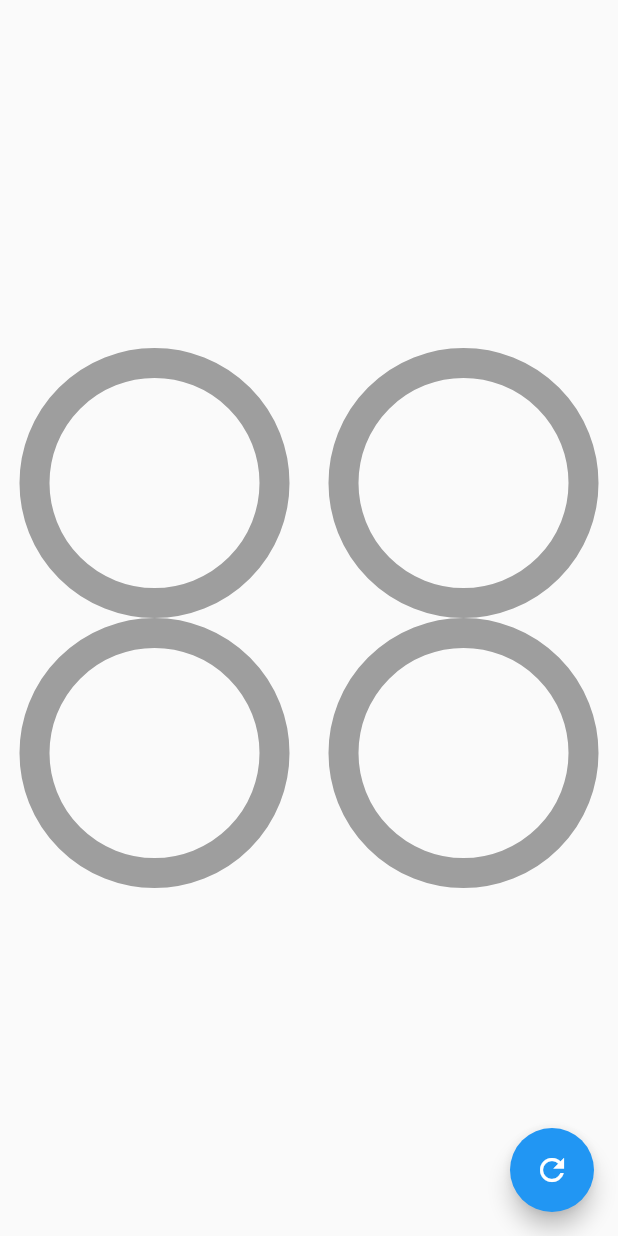
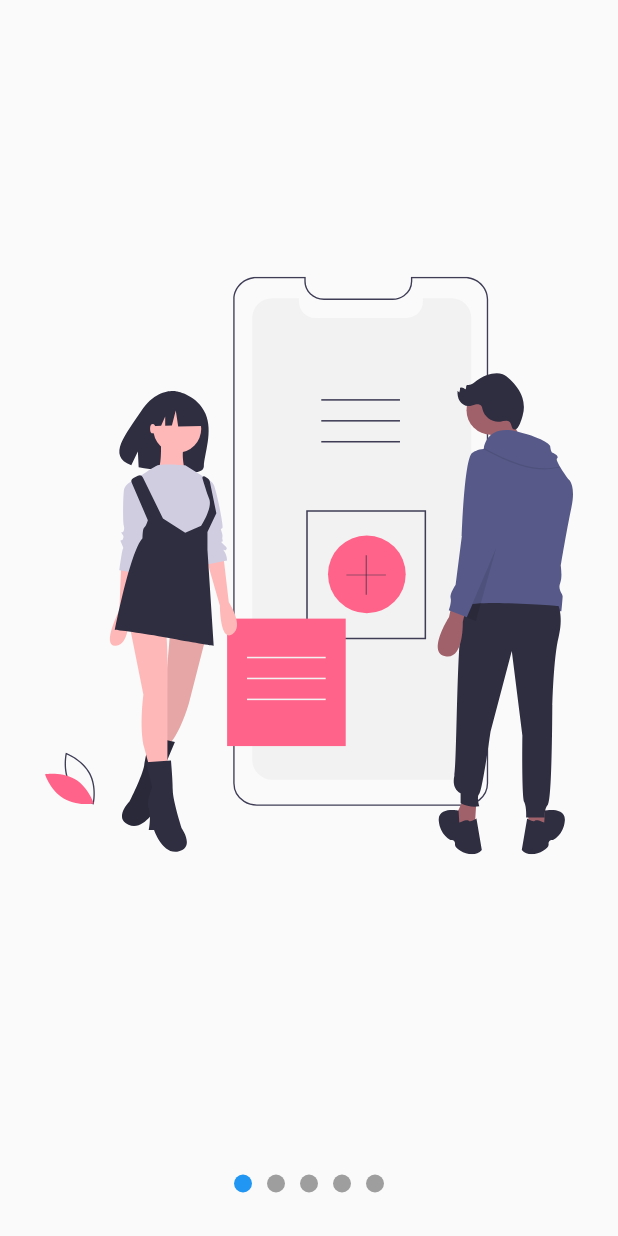
Before and after one commit to tinnit1/flutter-ui, a Flutter app: the screen it shows after launch, on a phone screen of 412 x 824 dp. Run offline on Flutter 3.47's test engine with Material 2 defaults, Android fonts, the phone set to English and light mode, and no system bars; our stand-ins replace flutter_svg.

Commit message:
slide custom provider

```diff
--- a/lib/main.dart
+++ b/lib/main.dart
@@ -1,5 +1,7 @@
 import 'package:diseniosapp/src/labs/circular_progress_page.dart';
+import 'package:diseniosapp/src/labs/slidesshow_page.dart';
 import 'package:diseniosapp/src/pages/graficas_circulares_page.dart';
+import 'package:diseniosapp/src/pages/slideshowPage_page.dart';
 import 'package:diseniosapp/src/retos/cuadrado_animado.dart';
 import 'package:flutter/material.dart';
 
@@ -12,7 +14,7 @@ class MyApp extends StatelessWidget {
     return MaterialApp(
       debugShowCheckedModeBanner: false,
       title: 'Diseños App',
-      home: GraficasCircularesPage(),
+      home: SlideshowPage(),
     );
   }
 }
--- /dev/null
+++ b/lib/src/labs/slidesshow_page.dart
@@ -0,0 +1,116 @@
+import 'package:diseniosapp/src/models/slider_model.dart';
+import 'package:flutter/material.dart';
+import 'package:flutter_svg/svg.dart';
+import 'package:provider/provider.dart';
+
+class SlideShowPage extends StatelessWidget {
+  @override
+  Widget build(BuildContext context) {
+    return ChangeNotifierProvider(
+      create: (_) => new SliderModel(),
+      child: Scaffold(
+        body: Center(
+          child: Column(
+            children: <Widget>[Expanded(child: _Slides()), _Dots()],
+          ),
+        ),
+      ),
+    );
+  }
+}
+
+class _Dots extends StatelessWidget {
+  @override
+  Widget build(BuildContext context) {
+    return Container(
+      width: double.infinity,
+      height: 70,
+      child: Row(
+        mainAxisAlignment: MainAxisAlignment.center,
+        children: <Widget>[
+          _Dot(0),
+          _Dot(1),
+          _Dot(2),
+        ],
+      ),
+    );
+  }
+}
+
+class _Dot extends StatelessWidget {
+  final int index;
+
+  _Dot(this.index);
+
+  @override
+  Widget build(BuildContext context) {
+    final pageViewIndex = Provider.of<SliderModel>(context).currentPage;
+    return AnimatedContainer(
+      duration: Duration(milliseconds: 200),
+      width: 12,
+      height: 12,
+      margin: EdgeInsets.symmetric(horizontal: 5),
+      decoration: BoxDecoration(
+        color: ( pageViewIndex >= index - 0.5 && pageViewIndex < index + 0.5) ? Colors.blue : Colors.grey,
+        shape: BoxShape.circle),
+    );
+  }
+}
+
+class _Slides extends StatefulWidget {
+  @override
+  __SlidesState createState() => __SlidesState();
+}
+
+class __SlidesState extends State<_Slides> {
+  final pageViewController = new PageController();
+
+  @override
+  void initState() {
+    pageViewController.addListener(() {
+      // actualizar provider, sliderModel
+      Provider.of<SliderModel>(context, listen: false).currentPage = pageViewController.page;
+    });
+    super.initState();
+  }
+
+  @override
+  void dispose() {
+    pageViewController.dispose();
+    super.dispose();
+  }
+
+  @override
+  Widget build(BuildContext context) {
+    return Container(
+      child: PageView(
+        controller: pageViewController,
+        children: <Widget>[
+          _Slide(
+            svg: 'assets/svgs/slide-1.svg',
+          ),
+          _Slide(svg: 'assets/svgs/slide-2.svg'),
+          _Slide(svg: 'assets/svgs/slide-3.svg')
+        ],
+      ),
+    );
+  }
+}
+
+class _Slide extends StatelessWidget {
+  final String svg;
+  const _Slide({
+    Key key,
+    this.svg,
+  });
+
+  @override
+  Widget build(BuildContext context) {
+    return Container(
+      width: double.infinity,
+      height: double.infinity,
+      padding: EdgeInsets.all(30),
+      child: SvgPicture.asset(svg),
+    );
+  }
+}
--- /dev/null
+++ b/lib/src/models/slider_model.dart
@@ -0,0 +1,12 @@
+import 'package:flutter/material.dart';
+
+class SliderModel with ChangeNotifier{
+  double _currentPage = 0;
+
+  double get currentPage => this._currentPage;
+
+  set currentPage( double currentPage ) {
+    this._currentPage = currentPage;
+    notifyListeners();
+  }
+}
--- /dev/null
+++ b/lib/src/pages/slideshowPage_page.dart
@@ -0,0 +1,20 @@
+import 'package:diseniosapp/src/widgets/slideshow.dart';
+import 'package:flutter/material.dart';
+import 'package:flutter_svg/svg.dart';
+
+class SlideshowPage extends StatelessWidget {
+  @override
+  Widget build(BuildContext context) {
+    return Scaffold(
+      body: Slideshow(
+        slides: <Widget>[
+          SvgPicture.asset('assets/svgs/slide-1.svg'),
+          SvgPicture.asset('assets/svgs/slide-2.svg'),
+          SvgPicture.asset('assets/svgs/slide-3.svg'),
+          SvgPicture.asset('assets/svgs/slide-4.svg'),
+          SvgPicture.asset('assets/svgs/slide-5.svg'),
+        ],
+      ),
+    );
+  }
+}
--- /dev/null
+++ b/lib/src/widgets/slideshow.dart
@@ -0,0 +1,115 @@
+import 'package:diseniosapp/src/models/slider_model.dart';
+import 'package:flutter/material.dart';
+import 'package:provider/provider.dart';
+
+class Slideshow extends StatelessWidget {
+
+  final List<Widget> slides;
+
+  const Slideshow({
+     @required this.slides
+     });
+
+  @override
+  Widget build(BuildContext context) {
+    return ChangeNotifierProvider(
+      create: (_) => new SliderModel(),
+      child: Center(
+        child: Column(
+          children: <Widget>[Expanded(child: _Slides(this.slides)), _Dots(this.slides.length)],
+        ),
+      ),
+    );
+  }
+}
+
+class _Dots extends StatelessWidget {
+  final int totalSlides;
+
+  const _Dots(this.totalSlides);
+  @override
+  Widget build(BuildContext context) {
+    return Container(
+      width: double.infinity,
+      height: 70,
+      child: Row(
+        mainAxisAlignment: MainAxisAlignment.center,
+        children: List.generate(this.totalSlides, (i) => _Dot(i)),
+      ),
+    );
+  }
+}
+
+class _Dot extends StatelessWidget {
+  final int index;
+
+  _Dot(this.index);
+
+  @override
+  Widget build(BuildContext context) {
+    final pageViewIndex = Provider.of<SliderModel>(context).currentPage;
+    return AnimatedContainer(
+      duration: Duration(milliseconds: 200),
+      width: 12,
+      height: 12,
+      margin: EdgeInsets.symmetric(horizontal: 5),
+      decoration: BoxDecoration(
+        color: ( pageViewIndex >= index - 0.5 && pageViewIndex < index + 0.5) ? Colors.blue : Colors.grey,
+        shape: BoxShape.circle),
+    );
+  }
+}
+
+class _Slides extends StatefulWidget {
+
+  final List<Widget> slides;
+
+  const _Slides(this.slides);
+
+  @override
+  __SlidesState createState() => __SlidesState();
+}
+
+class __SlidesState extends State<_Slides> {
+  final pageViewController = new PageController();
+
+  @override
+  void initState() {
+    pageViewController.addListener(() {
+      Provider.of<SliderModel>(context, listen: false).currentPage = pageViewController.page;
+    });
+    super.initState();
+  }
+
+  @override
+  void dispose() {
+    pageViewController.dispose();
+    super.dispose();
+  }
+
+  @override
+  Widget build(BuildContext context) {
+
+    return Container(
+      child: PageView(
+        controller: pageViewController,
+        children: widget.slides.map( (slide) => _Slide( slide )).toList(),
+      ),
+    );
+  }
+}
+
+class _Slide extends StatelessWidget {
+  final Widget slide;
+  const _Slide(this.slide);
+
+  @override
+  Widget build(BuildContext context) {
+    return Container(
+      width: double.infinity,
+      height: double.infinity,
+      padding: EdgeInsets.all(30),
+      child: slide,
+    );
+  }
+}
```
Also changed, not shown: pubspec.yaml (+4 -3 lines), assets/svgs/slide-1.svg (added), assets/svgs/slide-2.svg (added), assets/svgs/slide-3.svg (added), assets/svgs/slide-4.svg (added), assets/svgs/slide-5.svg (added), pubspec.lock.
